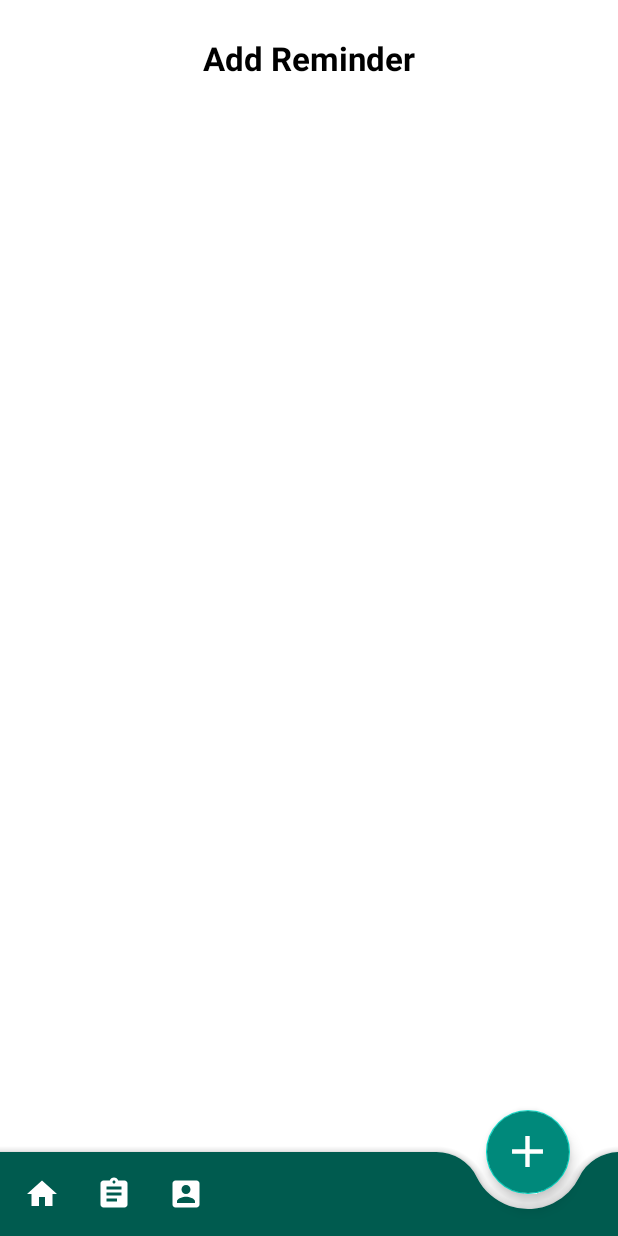
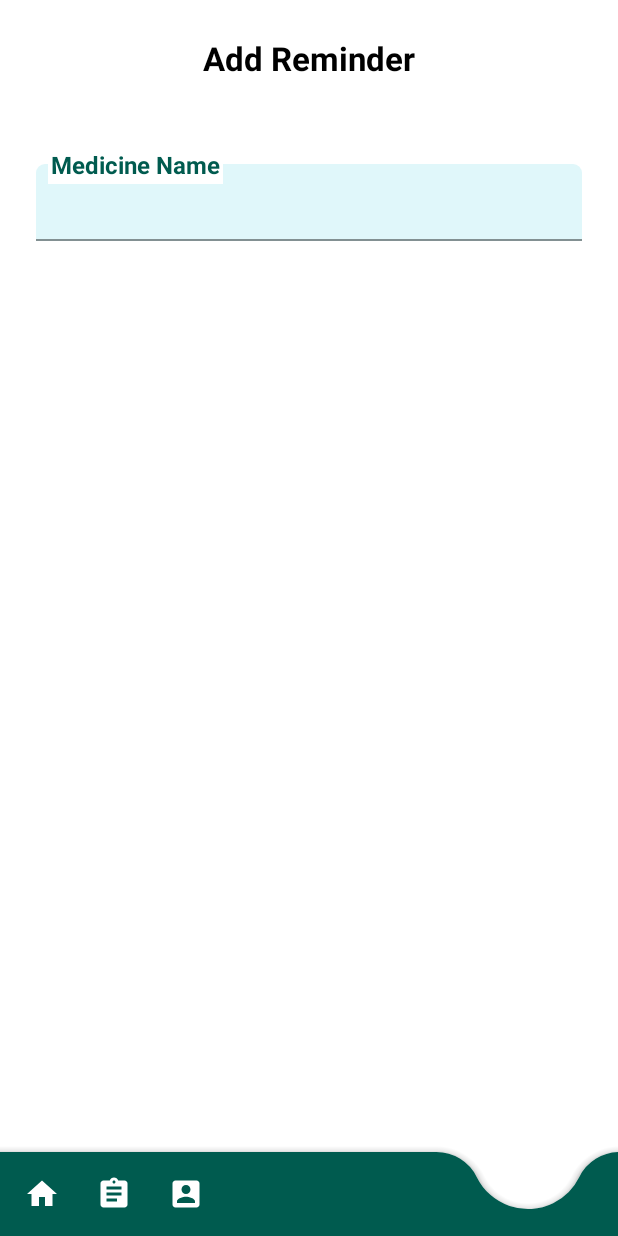
Before and after one commit to virendersran01/MediStore, an Android app: the AddReminderFragment screen opened through its navigation route, on a phone screen of 412 x 824 dp. Run offline under Robolectric (Android 15) with nearby library versions, the phone set to English and light mode, and no system bars.

Commit message:
Added fragment for add reminder.

```diff
--- a/app/src/main/java/com/virtualstudios/medistore/ui/activities/MainActivity.java
+++ b/app/src/main/java/com/virtualstudios/medistore/ui/activities/MainActivity.java
@@ -1,16 +1,57 @@
 package com.virtualstudios.medistore.ui.activities;
 
+import androidx.annotation.NonNull;
+import androidx.annotation.Nullable;
 import androidx.appcompat.app.AppCompatActivity;
+import androidx.fragment.app.FragmentContainerView;
+import androidx.navigation.NavController;
+import androidx.navigation.NavDestination;
+import androidx.navigation.Navigation;
+import androidx.navigation.fragment.NavHostFragment;
 
 import android.os.Bundle;
+import android.view.View;
 
+import com.google.android.material.floatingactionbutton.FloatingActionButton;
 import com.virtualstudios.medistore.R;
 
+import java.util.Objects;
+
 public class MainActivity extends AppCompatActivity {
+
+    private FragmentContainerView fragmentContainerView;
+    private FloatingActionButton fabAddReminder;
+
 
     @Override
     protected void onCreate(Bundle savedInstanceState) {
         super.onCreate(savedInstanceState);
         setContentView(R.layout.activity_main);
+        fragmentContainerView = findViewById(R.id.fragmentContainer);
+        fabAddReminder = findViewById(R.id.fabAddReminder);
+
+        fabAddReminder.setOnClickListener(new View.OnClickListener() {
+            @Override
+            public void onClick(View v) {
+                Navigation.findNavController(fragmentContainerView).navigate(R.id.addReminderFragment);
+            }
+        });
+
+        NavHostFragment navHostFragment =
+                (NavHostFragment) getSupportFragmentManager()
+                        .findFragmentById(fragmentContainerView.getId());
+        NavController navController = Objects.requireNonNull(navHostFragment).getNavController();
+
+        navController.addOnDestinationChangedListener(new NavController.OnDestinationChangedListener() {
+            @Override
+            public void onDestinationChanged(@NonNull NavController controller, @NonNull NavDestination destination, @Nullable Bundle arguments) {
+                if (destination.getLabel().equals("Add Reminder")){
+                    fabAddReminder.setVisibility(View.GONE);
+                }else {
+                    fabAddReminder.setVisibility(View.VISIBLE);
+                }
+            }
+        });
+
     }
 }
--- a/app/src/main/res/layout/activity_main.xml
+++ b/app/src/main/res/layout/activity_main.xml
@@ -28,6 +28,7 @@
             app:menu="@menu/menu_bottom_navigation" />
 
     <com.google.android.material.floatingactionbutton.FloatingActionButton
+        android:id="@+id/fabAddReminder"
         android:layout_width="wrap_content"
         android:layout_height="wrap_content"
         android:backgroundTint="@color/colorPrimaryDark"
--- a/app/src/main/res/layout/fragment_add_reminder.xml
+++ b/app/src/main/res/layout/fragment_add_reminder.xml
@@ -27,6 +27,50 @@
             app:layout_constraintTop_toTopOf="parent"/>
 
 
+        <com.google.android.material.textfield.TextInputLayout
+            android:id="@+id/textMedicineName"
+            style="@style/Widget.MaterialComponents.TextInputLayout.FilledBox.Dense"
+            android:layout_width="match_parent"
+            android:layout_height="wrap_content"
+            android:layout_marginStart="24dp"
+            android:layout_marginTop="56dp"
+            android:layout_marginEnd="24dp"
+            android:drawablePadding="8dp"
+            android:focusable="false"
+            app:boxBackgroundColor="@color/colorTextInput"
+            app:boxBackgroundMode="filled"
+            app:boxCollapsedPaddingTop="5dp"
+            app:boxCornerRadiusTopEnd="6dp"
+            app:boxCornerRadiusTopStart="6dp"
+            app:endIconMode="clear_text"
+            app:layout_constraintEnd_toEndOf="parent"
+            app:layout_constraintStart_toStartOf="parent"
+            app:layout_constraintTop_toBottomOf="@id/textHeader">
+
+            <com.google.android.material.textfield.TextInputEditText
+                android:layout_width="match_parent"
+                android:layout_height="wrap_content"
+                android:imeOptions="actionNext"
+                android:inputType="textEmailAddress"
+                android:textSize="14sp" />
+
+        </com.google.android.material.textfield.TextInputLayout>
+
+        <TextView
+            android:id="@+id/textTitleMedicineName"
+            android:layout_width="wrap_content"
+            android:layout_height="wrap_content"
+            android:layout_marginStart="8dp"
+            android:background="@android:color/white"
+            android:padding="2dp"
+            android:text="Medicine Name"
+            android:textColor="@color/colorPrimary"
+            android:textSize="16sp"
+            android:textStyle="bold"
+            app:layout_constraintBottom_toTopOf="@id/textMedicineName"
+            app:layout_constraintStart_toStartOf="@id/textMedicineName"
+            app:layout_constraintTop_toTopOf="@id/textMedicineName"/>
+
 
 
     </androidx.constraintlayout.widget.ConstraintLayout>
```
